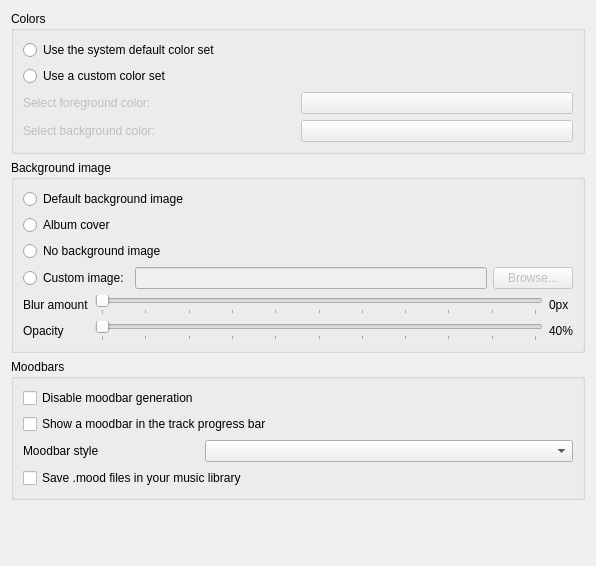
First picture: the form in src/ui/appearancesettingspage.ui, repository clementine-player/Clementine, before the edit.
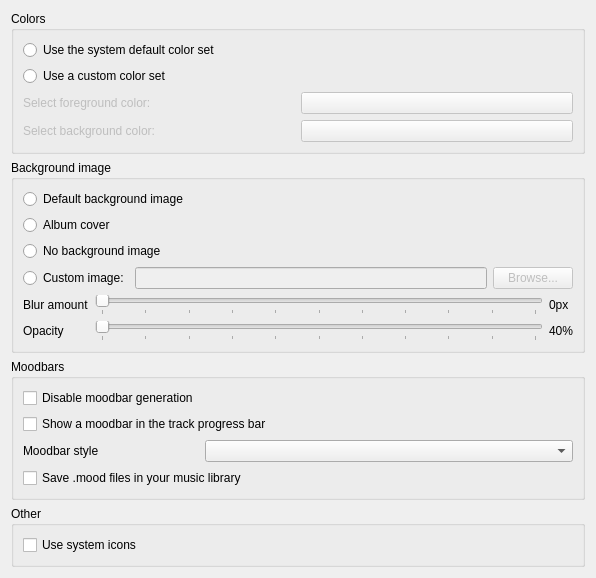
Second picture: the form after the edit.

The edit to the form file:
```diff
--- a/src/ui/appearancesettingspage.ui
+++ b/src/ui/appearancesettingspage.ui
@@ -262,6 +262,26 @@
      </layout>
     </widget>
    </item>
+   <item>
+    <widget class="QGroupBox" name="groupBox_3">
+     <property name="title">
+      <string>Other</string>
+     </property>
+     <layout class="QVBoxLayout" name="verticalLayout_5">
+      <item>
+       <layout class="QHBoxLayout" name="horizontalLayout_4">
+        <item>
+         <widget class="QCheckBox" name="b_use_sys_icons">
+          <property name="text">
+           <string>Use system icons</string>
+          </property>
+         </widget>
+        </item>
+       </layout>
+      </item>
+     </layout>
+    </widget>
+   </item>
    <item>
     <spacer name="verticalSpacer">
      <property name="orientation">
```
